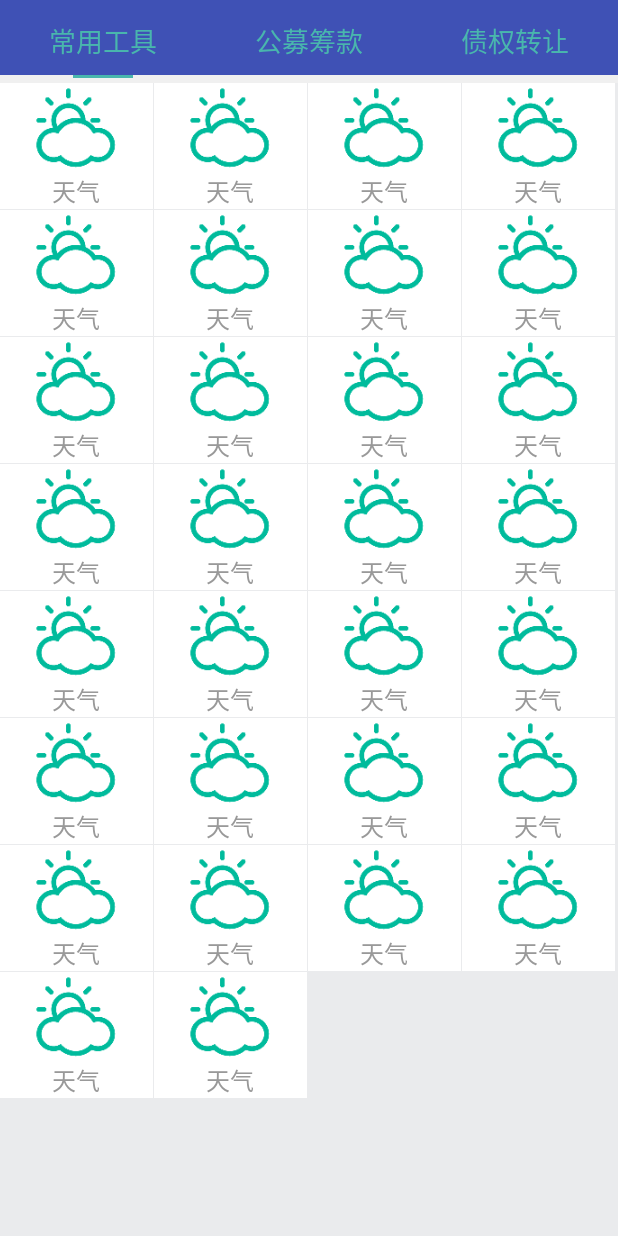
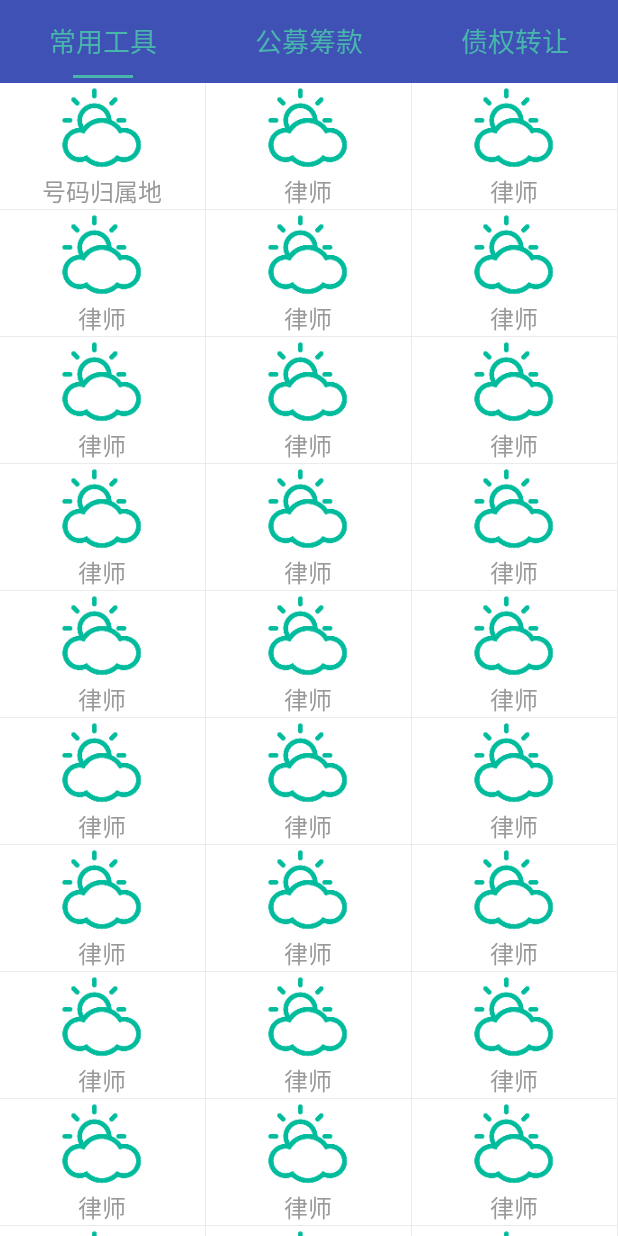
Before and after one commit to jsdtoolbox/toolbox, an Android app: the screen it shows after launch (MainActivity), on a phone screen of 412 x 824 dp. Run offline under Robolectric (Android 15) with nearby library versions, the phone set to English and light mode, and no system bars.

Commit message:
律师页面绘制 一些背景修改

```diff
--- a/app/src/main/java/com/example/zenghui/bmobdemo/adapter/GrildViewAdapter.java
+++ b/app/src/main/java/com/example/zenghui/bmobdemo/adapter/GrildViewAdapter.java
@@ -14,6 +14,8 @@ import com.example.zenghui.bmobdemo.PhoneAddressActivity;
 import com.example.zenghui.bmobdemo.R;
 import com.example.zenghui.bmobdemo.listener.DialogListener;
 import com.example.zenghui.bmobdemo.model.GrildItemInfo;
+import com.example.zenghui.bmobdemo.model.ListInfo;
+import com.example.zenghui.bmobdemo.utils.Common;
 import com.example.zenghui.bmobdemo.views.TouchLinearLayout;
 
 import java.util.List;
@@ -61,13 +63,18 @@ public class GrildViewAdapter extends BaseAdapter{
             viewHolder = (ViewHolder) convertView.getTag();
         }
 
-        viewHolder.img.setBackgroundResource(list.get(position).getImgSource());
-        viewHolder.tv.setText(list.get(position).getDecribe());
+        final GrildItemInfo grildItemInfo = list.get(position);
+        viewHolder.img.setBackgroundResource(grildItemInfo.getImgSource());
+        viewHolder.tv.setText(grildItemInfo.getDecribe());
 
         ((TouchLinearLayout)convertView).setHandleDialogListener(new DialogListener() {
             @Override
             public void handle(String text) {
-                context.startActivity(new Intent(context, PhoneAddressActivity.class));
+                if (grildItemInfo.getKey().equals(Common.PHONE_ADDRESS_KEY)) {
+                    context.startActivity(new Intent(context, PhoneAddressActivity.class));
+                }else if (grildItemInfo.getKey().equals(Common.LAWYER_KEY)){
+
+                }
             }
         });
 
--- a/app/src/main/java/com/example/zenghui/bmobdemo/fragments/CommonFragment.java
+++ b/app/src/main/java/com/example/zenghui/bmobdemo/fragments/CommonFragment.java
@@ -41,10 +41,15 @@ public class CommonFragment extends BasicFragment{
         gridView = (GridView) rootView.findViewById(R.id.gridView);
 
         List<GrildItemInfo> list = new ArrayList<>();
+        GrildItemInfo grildItemInfo = new GrildItemInfo();
+        grildItemInfo.setDecribe("号码归属地");
+        grildItemInfo.setKey(Common.PHONE_ADDRESS_KEY);
+        grildItemInfo.setImgSource(R.mipmap.wather);
+        list.add(grildItemInfo);
         for (int i = 0; i < 30; i++){
-            GrildItemInfo grildItemInfo = new GrildItemInfo();
-            grildItemInfo.setDecribe("天气");
-            grildItemInfo.setKey(Common.PHONE_ADDRESS_KEY);
+            grildItemInfo = new GrildItemInfo();
+            grildItemInfo.setDecribe("律师");
+            grildItemInfo.setKey(Common.LAWYER_KEY);
             grildItemInfo.setImgSource(R.mipmap.wather);
             list.add(grildItemInfo);
         }
--- a/app/src/main/java/com/example/zenghui/bmobdemo/utils/ITask.java
+++ b/app/src/main/java/com/example/zenghui/bmobdemo/utils/ITask.java
@@ -30,5 +30,8 @@ public interface ITask {
     @GET("/mobile/get")
     Call<PhoneResponse> getPhoneAddress(@Query("phone") String phone, @Query("key") String key);
 
+    @GET("/lawyers/pro")
+    Call<PhoneResponse> getLawyer(@Query("dtype") String dtype, @Query("st") int st,@Query("count") int count,@Query("pro") String pro,@Query("key") String key);
+
 
 }
--- a/app/src/main/res/layout/common_fragment.xml
+++ b/app/src/main/res/layout/common_fragment.xml
@@ -6,7 +6,7 @@
     android:layout_height="match_parent">
 
     <GridView
-        android:numColumns="4"
+        android:numColumns="3"
         android:horizontalSpacing="1px"
         android:verticalSpacing="1px"
         android:id="@+id/gridView"
--- a/app/src/main/res/layout/first_fragment.xml
+++ b/app/src/main/res/layout/first_fragment.xml
@@ -50,6 +50,7 @@
         </LinearLayout>
 
         <LinearLayout
+            android:background="@color/colorPrimary"
             android:layout_width="match_parent"
             android:layout_height="wrap_content"
             android:layout_gravity="bottom"
```
Also changed, not shown: app/src/main/res/layout/lawyer_layout.xml (added, +123 -0 lines).
